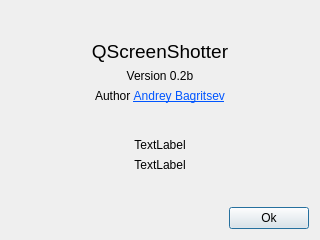
First picture: the form in src/aboutdialog.ui, repository sb0y/QScreenShotter, before the edit.
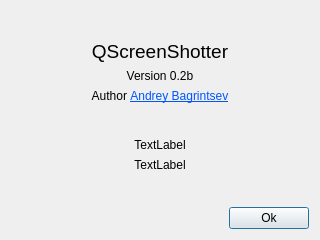
Second picture: the form after the edit.

The edit to the form file:
```diff
--- a/src/aboutdialog.ui
+++ b/src/aboutdialog.ui
@@ -57,7 +57,7 @@
      <item>
       <widget class="QLabel" name="label_2">
        <property name="text">
-        <string>&lt;html&gt;&lt;head/&gt;&lt;body&gt;&lt;p&gt;Author &lt;a href=&quot;mailto:andrey@bagrintsev.me&quot;&gt;&lt;span style=&quot; text-decoration: underline; color:#0055ff;&quot;&gt;Andrey Bagritsev&lt;/span&gt;&lt;/a&gt;&lt;/p&gt;&lt;/body&gt;&lt;/html&gt;</string>
+        <string>&lt;html&gt;&lt;head/&gt;&lt;body&gt;&lt;p&gt;Author &lt;a href=&quot;mailto:andrey@bagrintsev.me&quot;&gt;&lt;span style=&quot; text-decoration: underline; color:#0055ff;&quot;&gt;Andrey Bagrintsev&lt;/span&gt;&lt;/a&gt;&lt;/p&gt;&lt;/body&gt;&lt;/html&gt;</string>
        </property>
        <property name="textFormat">
         <enum>Qt::RichText</enum>
```
